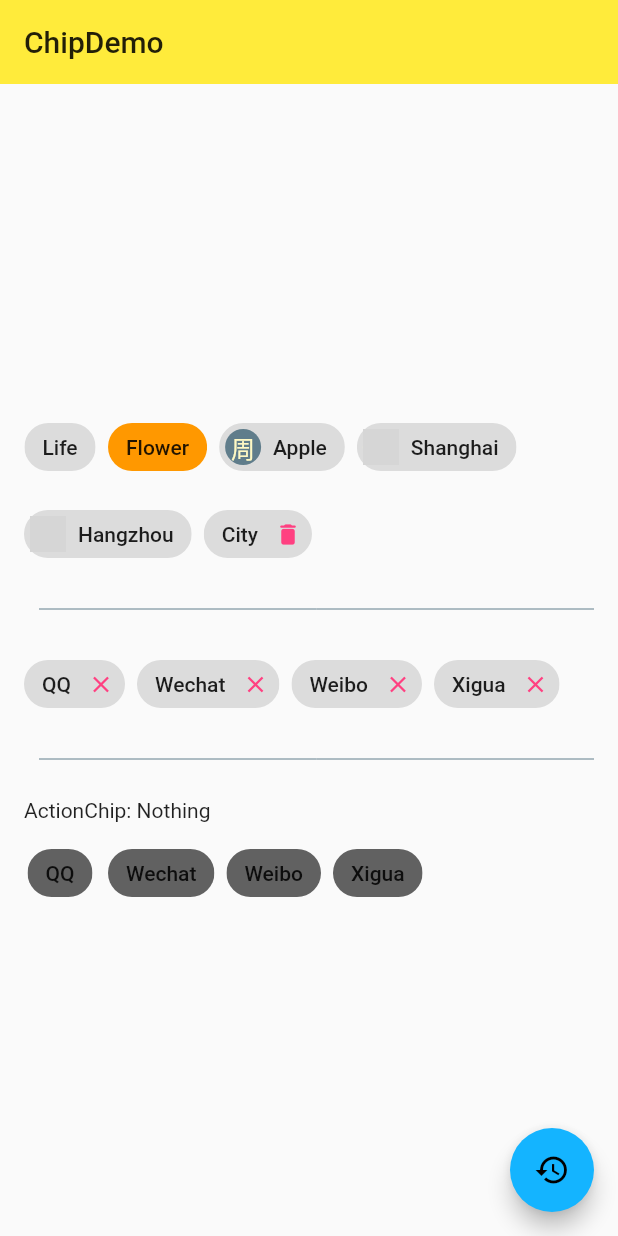
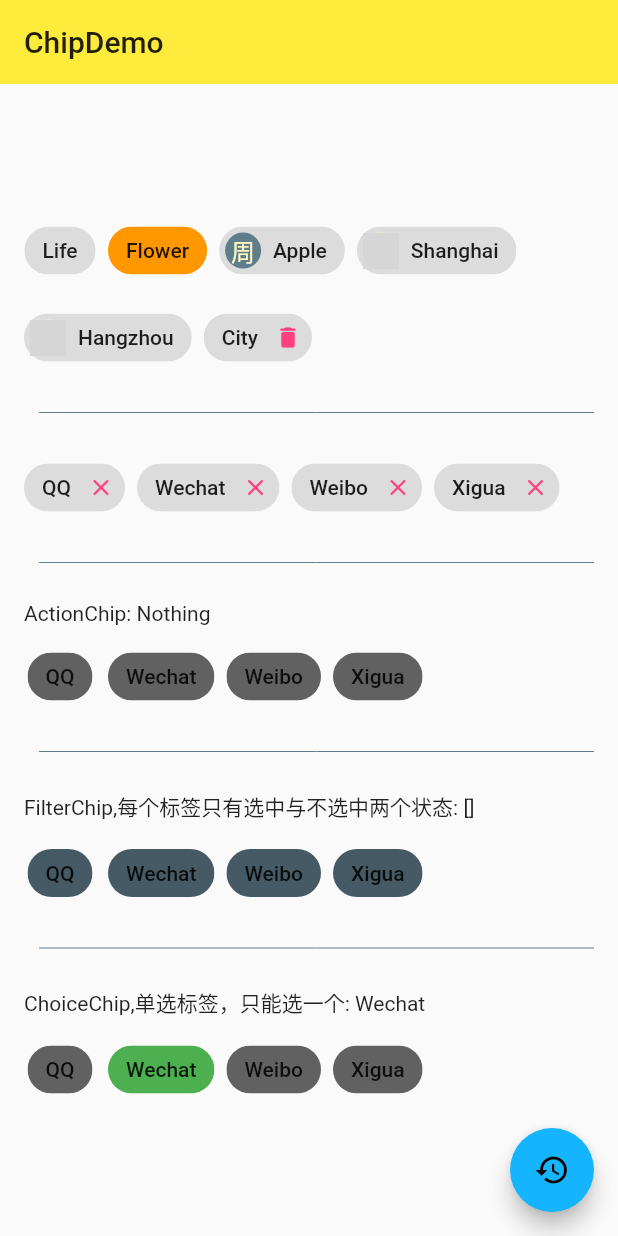
Before and after one commit to Jesen0823/flutter_grit, a Flutter app: the ChipDemo screen opened directly, on a phone screen of 412 x 824 dp. Run offline on Flutter 3.47's test engine with Material 2 defaults, Android fonts, the phone set to English and light mode, and no system bars; grey boxes are pictures that could not be loaded.

Commit message:
单选碎片ChoiceChip

```diff
--- a/lib/demo/MDC/chip_demo.dart
+++ b/lib/demo/MDC/chip_demo.dart
@@ -11,6 +11,9 @@ class _ChipDemoState extends State<ChipDemo> {
 
   List<String> _tags = ['QQ','Wechat','Weibo','Xigua'];
   String _action = 'Nothing';
+  // 被选中的集合
+  List<String> _selected = [];
+  String _selectedItem = 'Wechat';
 
   @override
   Widget build(BuildContext context) {
@@ -112,6 +115,66 @@ class _ChipDemoState extends State<ChipDemo> {
                       }
                   ).toList(),
                 ),
+                Divider(
+                  color: Colors.blueGrey,
+                  height: 32.0,
+                  // 缩进
+                  indent: 10.0,
+                ),
+                Container(
+                  width: double.infinity,
+                  child: Text('FilterChip,每个标签只有选中与不选中两个状态: ${_selected.toString()}'),
+                ),
+                Wrap(
+                  spacing: 8.0,
+                  children: _tags.map(
+                          (tag){
+                        return FilterChip(
+                          label: Text(tag),
+                          backgroundColor: Colors.blueGrey[700],
+                          selected: _selected.contains(tag),
+                          selectedColor: Colors.greenAccent,
+                          onSelected: (value){
+                            setState(() {
+                              if(_selected.contains(tag)){
+                                _selected.remove(tag);
+                              }else{
+                                _selected.add(tag);
+                              }
+                            });
+                          },
+                        );
+                      }
+                  ).toList(),
+                ),
+                Divider(
+                  color: Colors.blueGrey,
+                  height: 32.0,
+                  // 缩进
+                  indent: 10.0,
+                ),
+                Container(
+                  width: double.infinity,
+                  child: Text('ChoiceChip,单选标签，只能选一个: ${_selectedItem}'),
+                ),
+                Wrap(
+                  spacing: 8.0,
+                  children: _tags.map(
+                          (tag){
+                        return ChoiceChip(
+                          label: Text(tag),
+                          backgroundColor: Colors.grey[700],
+                          selected: _selectedItem == tag,
+                          selectedColor: Colors.green,
+                          onSelected: (value){
+                            setState(() {
+                              _selectedItem = tag;
+                            });
+                          },
+                        );
+                      }
+                  ).toList(),
+                ),
               ],
             ),
           ],
@@ -122,6 +185,8 @@ class _ChipDemoState extends State<ChipDemo> {
         onPressed: () {
           setState(() {
             _tags =['ios','android','flutter','OS'];
+            _selected = [];
+            _selectedItem = 'Wechat';
           });
         },
       ),
```
